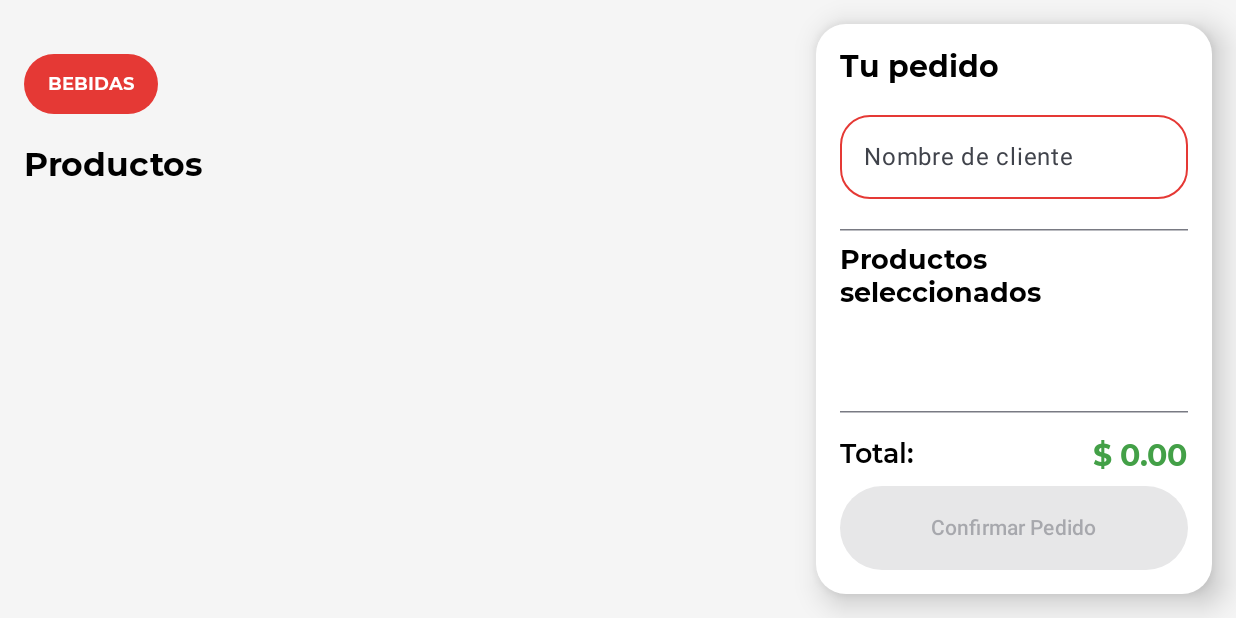
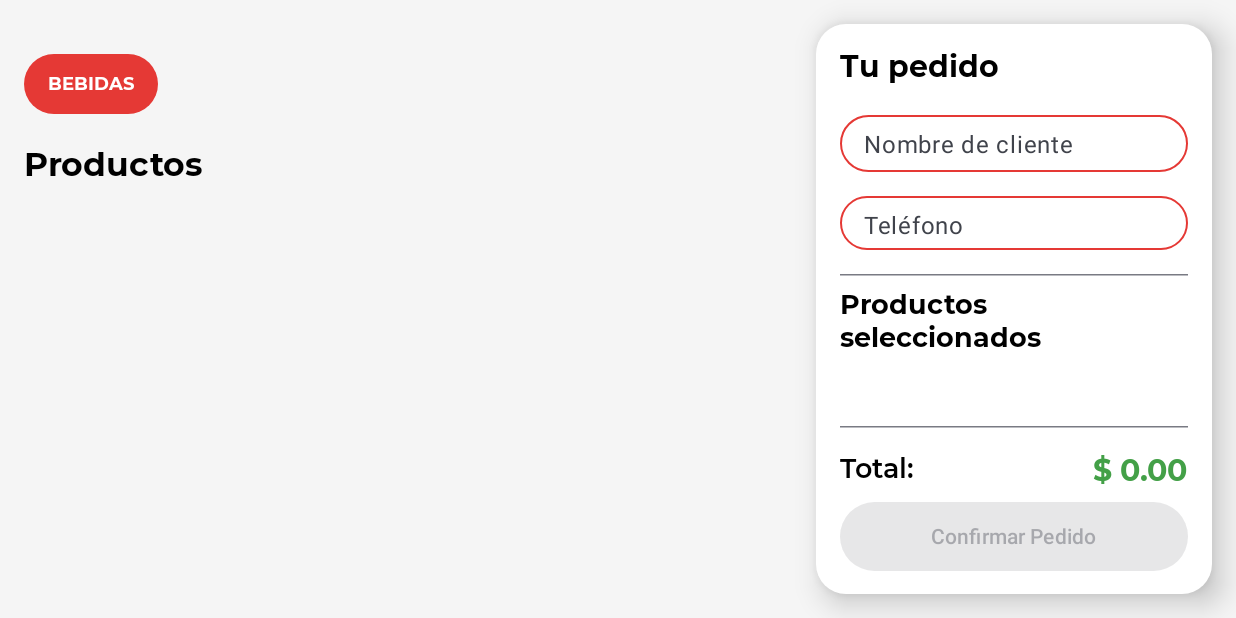
Before and after one commit to 3sm3-bit/Panel-Pizzzeria, an Android app built with Jetpack Compose: the HomeScreen screen opened through its navigation route, on a phone screen of 824 x 412 dp (held sideways). Run offline under Robolectric (Android 15) with nearby library versions, the phone set to English and light mode, and no system bars; our stand-ins replace Dagger/Hilt's generated code, Room's generated code; pictures from the network do not load.

Commit message:
add create order poster v10

```diff
--- a/app/src/main/java/com/pizzzeria/panelpizzzeria/ui/home/HomeScreen.kt
+++ b/app/src/main/java/com/pizzzeria/panelpizzzeria/ui/home/HomeScreen.kt
@@ -51,6 +51,7 @@ fun HomeScreen(viewModel: DataViewModel = hiltViewModel()) {
     val selectedCategoryId by viewModel.selectedCategoryId.collectAsState()
     val filteredProducts by viewModel.filteredProducts.collectAsState()
     val customerName by viewModel.customerName.collectAsState()
+    val customerPhone by viewModel.customerPhone.collectAsState()
     val cartItems by viewModel.cartItems.collectAsState()
     val loading by viewModel.loading.collectAsState()
     val error by viewModel.error.collectAsState()
@@ -228,7 +229,29 @@ fun HomeScreen(viewModel: DataViewModel = hiltViewModel()) {
                         ),
                         modifier = Modifier
                             .fillMaxWidth()
-                            .padding(bottom = 12.dp),
+                            .height(52.dp)
+                            .padding(bottom = 6.dp),
+                        singleLine = true
+                    )
+
+                    Spacer(modifier = Modifier.height(2.dp))
+
+                    OutlinedTextField(
+                        value = customerPhone,
+                        onValueChange = { viewModel.updateCustomerPhone(it) },
+                        label = { Text("Teléfono") },
+                        placeholder = { Text("Escribe tu teléfono aquí") },
+                        shape = RoundedCornerShape(20.dp),
+                        colors = OutlinedTextFieldDefaults.colors(
+                            focusedContainerColor = Color.White,
+                            unfocusedContainerColor = Color.White,
+                            focusedBorderColor = red_600,
+                            unfocusedBorderColor = red_600
+                        ),
+                        modifier = Modifier
+                            .fillMaxWidth()
+                            .height(52.dp)
+                            .padding(bottom = 8.dp),
                         singleLine = true
                     )
 
@@ -449,7 +472,7 @@ fun HomeScreen(viewModel: DataViewModel = hiltViewModel()) {
                                 viewModel.confirmOrder()
                             }
                         },
-                        modifier = Modifier.fillMaxWidth().height(56.dp),
+                        modifier = Modifier.fillMaxWidth().height(46.dp),
                         colors = ButtonDefaults.buttonColors(
                             containerColor = red_600,
                             contentColor = Color.White
```
Also changed, not shown: app/src/main/java/com/pizzzeria/panelpizzzeria/ui/home/DataViewModel.kt (+17 -3 lines).
